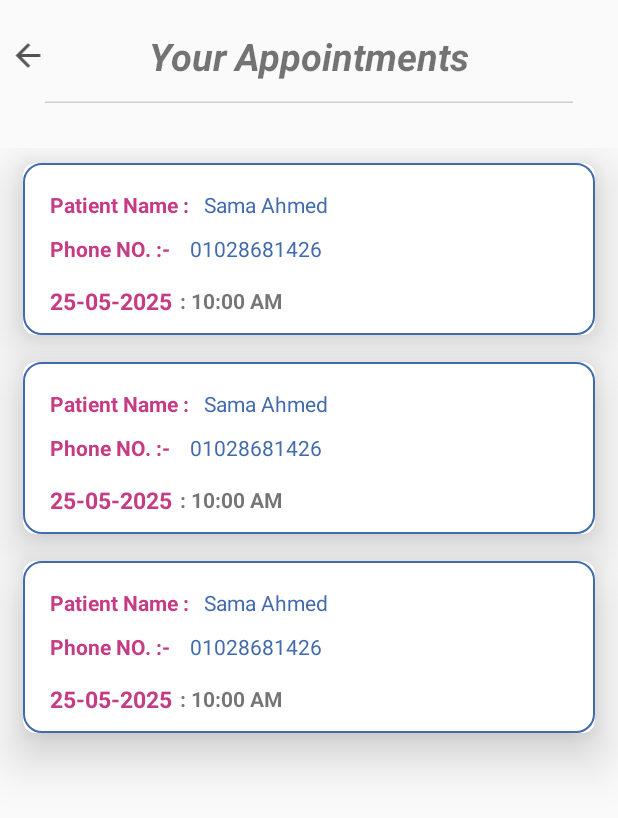
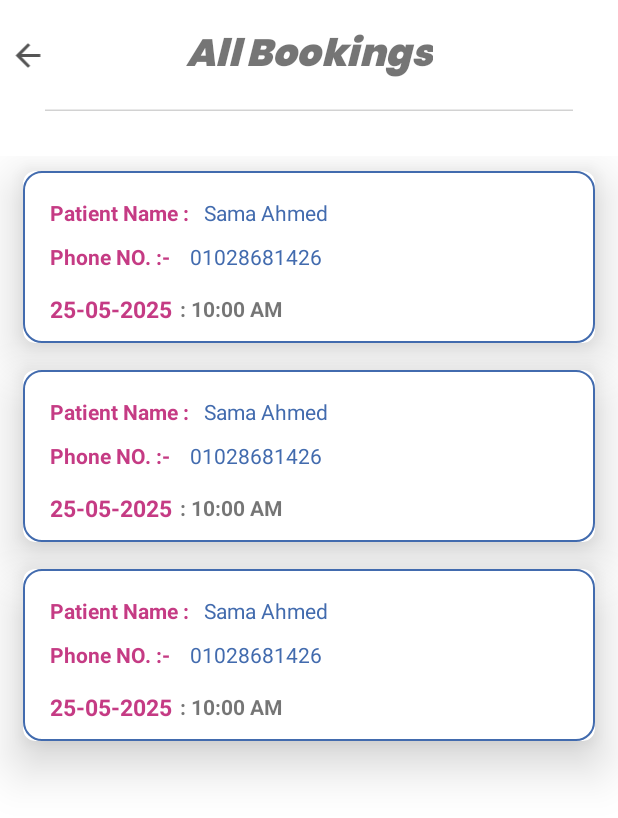
Before and after one commit to samaAhmedKabil/Clinic, an Android app: the layout fragment_doctor_bookings.xml on its own in the app's theme, with its tools: preview values and no code run, on a phone screen of 412 x 824 dp. Shown: the top 818 px of the screen. Run offline under Robolectric (Android 15) with nearby library versions, the light colour scheme and no system bars.

Commit message:
bookings done

```diff
--- a/app/src/main/res/layout/fragment_doctor_bookings.xml
+++ b/app/src/main/res/layout/fragment_doctor_bookings.xml
@@ -2,6 +2,7 @@
 <androidx.constraintlayout.widget.ConstraintLayout xmlns:android="http://schemas.android.com/apk/res/android"
     android:layout_width="match_parent"
     android:layout_height="match_parent"
+    android:background="@color/white"
     xmlns:app="http://schemas.android.com/apk/res-auto"
     xmlns:tools="http://schemas.android.com/tools">
 
@@ -28,7 +29,8 @@
         android:id="@+id/newUser"
         android:layout_width="wrap_content"
         android:layout_height="wrap_content"
-        android:text="@string/your_appointments"
+        android:text="@string/all_bookings"
+        android:fontFamily="@font/poppins_black"
         android:textStyle="bold|italic"
         android:textSize="25sp"
         app:layout_constraintBottom_toBottomOf="@id/arrowBack"
--- a/app/src/main/res/values/strings.xml
+++ b/app/src/main/res/values/strings.xml
@@ -42,4 +42,5 @@
     <string name="address">Address :</string>
     <string name="are_you_sure_you_want_to_logout">Are you sure you want to logout ?</string>
     <string name="ok">OK</string>
+    <string name="all_bookings">All Bookings</string>
 </resources>
```
Also changed, not shown: app/src/main/AndroidManifest.xml (+0 -7 lines).
